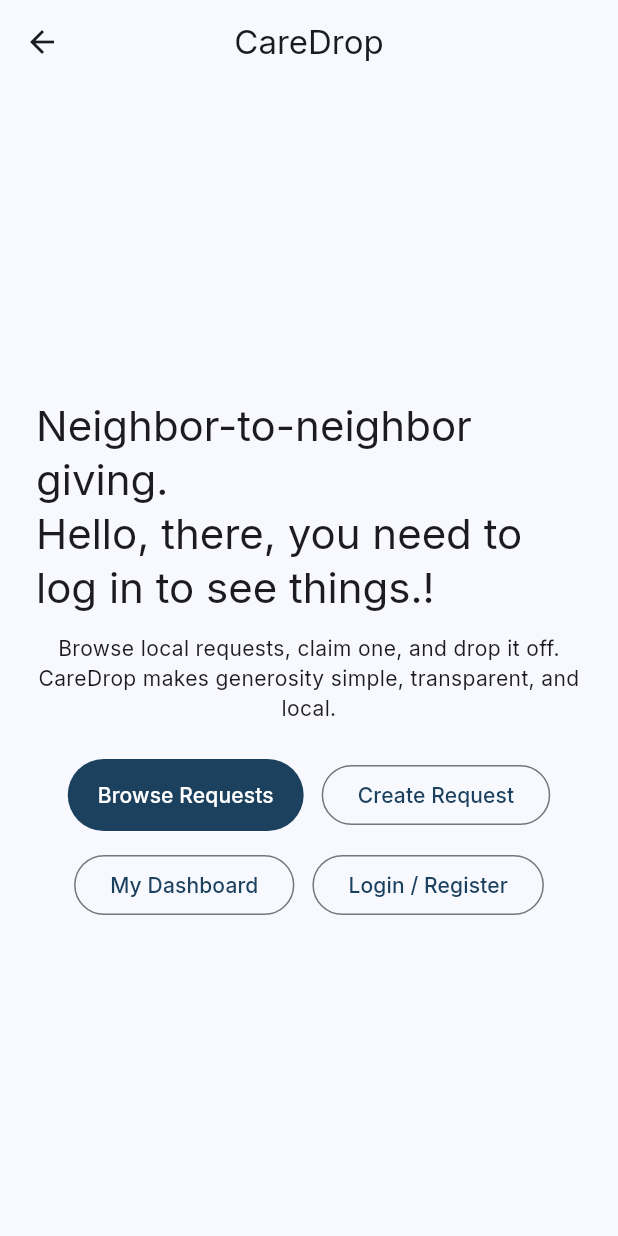
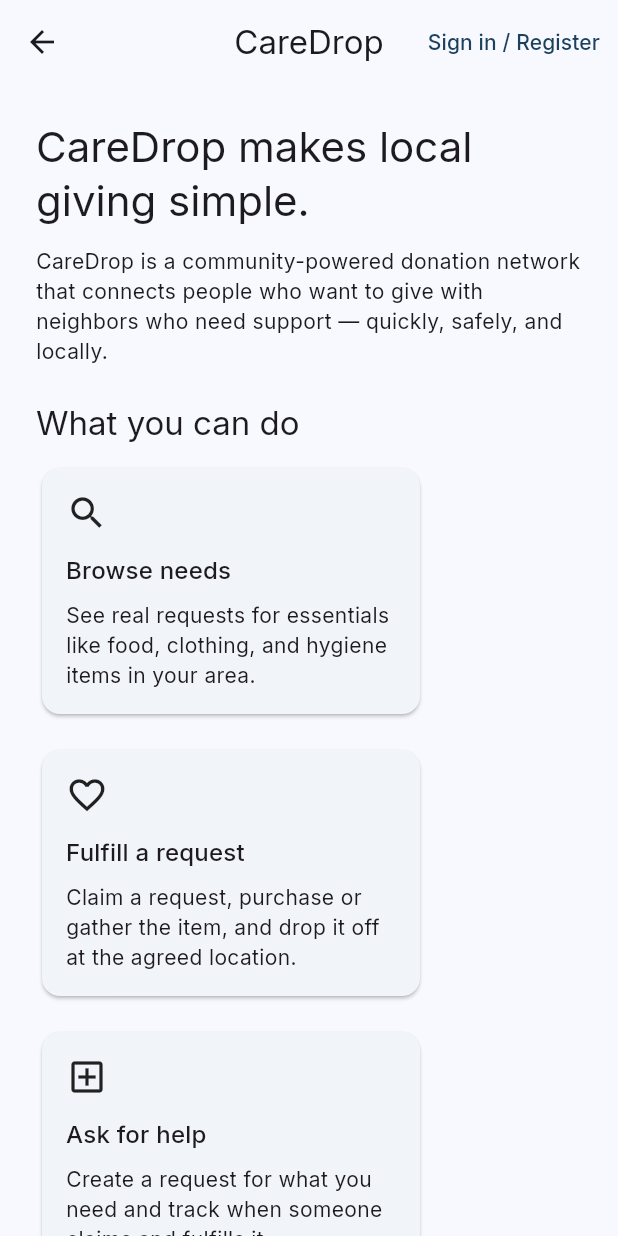
Before and after one commit to amberlynnroberts/caredropinit, a Flutter app: the screen it shows after launch, on a phone screen of 412 x 824 dp. Run offline on Flutter 3.47's test engine with Material 3 defaults, Android fonts, the phone set to English and light mode, and no system bars; our stand-ins replace flutter_spinkit, google_fonts, supabase_flutter; accounts and stored records are empty.

Commit message:
add defautl landing page

```diff
--- a/lib/pages/landing_page.dart
+++ b/lib/pages/landing_page.dart
@@ -1,63 +1,192 @@
 import 'package:flutter/material.dart';
-import 'package:supabase_flutter/supabase_flutter.dart';
-import '../widgets/custom_button.dart';
-import '../widgets/app_navbar.dart';
+import '../services/supabase_service.dart';
 
-class LandingPage extends StatelessWidget {
+class LandingPage extends StatefulWidget {
   const LandingPage({super.key});
 
   @override
+  State<LandingPage> createState() => _LandingPageState();
+}
+
+class _LandingPageState extends State<LandingPage> {
+  bool _loadingProfile = true;
+  String? _displayName; // null = not logged in
+
+  @override
+  void initState() {
+    super.initState();
+    _loadProfile();
+  }
+
+  Future<void> _loadProfile() async {
+    final supa = SupabaseService();
+    await supa.init();
+
+    if (supa.currentUser == null) {
+      setState(() {
+        _loadingProfile = false;
+        _displayName = null;
+      });
+      return;
+    }
+
+    final profile = await supa.fetchMyProfile();
+    setState(() {
+      _loadingProfile = false;
+      _displayName = profile?['display_name'] as String? ??
+          profile?['username'] as String?;
+    });
+  }
+
+  Future<void> _signOut() async {
+    final supa = SupabaseService();
+    await supa.signOut();
+    setState(() {
+      _displayName = null;
+    });
+    if (mounted) {
+      ScaffoldMessenger.of(context).showSnackBar(
+        const SnackBar(content: Text('Signed out')),
+      );
+    }
+  }
+
+  Widget _buildAuthAction() {
+    if (_loadingProfile) {
+      return const Padding(
+        padding: EdgeInsets.only(right: 16),
+        child: SizedBox(
+          width: 20,
+          height: 20,
+          child: CircularProgressIndicator(strokeWidth: 2),
+        ),
+      );
+    }
+
+    // Not logged in -> show Sign in / Register button
+    if (_displayName == null) {
+      return TextButton(
+        onPressed: () =>
+            Navigator.pushNamed(context, '/login').then((_) => _loadProfile()),
+        child: const Text('Sign in / Register'),
+      );
+    }
+
+    // Logged in -> show "Hi, Name ▾" with Sign out menu
+    return PopupMenuButton<String>(
+      onSelected: (value) async {
+        if (value == 'logout') {
+          await _signOut();
+        } else if (value == 'dashboard') {
+          if (!mounted) return;
+          Navigator.pushNamed(context, '/dashboard');
+        }
+      },
+      itemBuilder: (context) => [
+        const PopupMenuItem(
+          value: 'dashboard',
+          child: Text('My dashboard'),
+        ),
+        const PopupMenuItem(
+          value: 'logout',
+          child: Text('Sign out'),
+        ),
+      ],
+      child: Padding(
+        padding: const EdgeInsets.symmetric(horizontal: 16),
+        child: Row(
+          children: [
+            Text('Hi, ${_displayName!}'),
+            const SizedBox(width: 4),
+            const Icon(Icons.arrow_drop_down),
+          ],
+        ),
+      ),
+    );
+  }
+
+  @override
   Widget build(BuildContext context) {
-    final user = Supabase.instance.client.auth.currentUser;
-    final name = user?.userMetadata?['full_name'] ?? user?.email?.split('@').first;
-
     return Scaffold(
-      appBar: const AppNavBar(title: 'CareDrop'),
+      // Custom app bar so we can put the auth dropdown on the right
+      appBar: AppBar(
+        title: const Text('CareDrop'),
+        actions: [
+          _buildAuthAction(),
+        ],
+      ),
       body: Center(
-        child: Padding(
-          padding: const EdgeInsets.all(24.0),
+        child: SingleChildScrollView(
+          padding: const EdgeInsets.all(24),
           child: ConstrainedBox(
             constraints: const BoxConstraints(maxWidth: 900),
             child: Column(
-              mainAxisAlignment: MainAxisAlignment.center,
+              crossAxisAlignment: CrossAxisAlignment.start,
               children: [
+                // Hero / overview
                 Text(
-                  'Neighbor-to-neighbor giving.',
+                  'CareDrop makes local giving simple.',
                   style: Theme.of(context).textTheme.headlineMedium,
                 ),
-                Text("Hello, ${name ?? 'there, you need to log in to see things.'}!",
-                  style: Theme.of(context).textTheme.headlineMedium),
                 const SizedBox(height: 12),
                 const Text(
-                  'Browse local requests, claim one, and drop it off. '
-                  'CareDrop makes generosity simple, transparent, and local.',
-                  textAlign: TextAlign.center,
+                  'CareDrop is a community-powered donation network that connects '
+                  'people who want to give with neighbors who need support — quickly, '
+                  'safely, and locally.',
                 ),
                 const SizedBox(height: 24),
+
+                // What you can do
+                Text(
+                  'What you can do',
+                  style: Theme.of(context).textTheme.titleLarge,
+                ),
+                const SizedBox(height: 12),
                 Wrap(
-                  spacing: 12,
-                  runSpacing: 12,
-                  alignment: WrapAlignment.center,
+                  spacing: 16,
+                  runSpacing: 16,
+                  children: const [
+                    _FeatureCard(
+                      icon: Icons.search,
+                      title: 'Browse needs',
+                      text:
+                          'See real requests for essentials like food, clothing, and hygiene items in your area.',
+                    ),
+                    _FeatureCard(
+                      icon: Icons.favorite_outline,
+                      title: 'Fulfill a request',
+                      text:
+                          'Claim a request, purchase or gather the item, and drop it off at the agreed location.',
+                    ),
+                    _FeatureCard(
+                      icon: Icons.add_box_outlined,
+                      title: 'Ask for help',
+                      text:
+                          'Create a request for what you need and track when someone claims and fulfills it.',
+                    ),
+                  ],
+                ),
+                const SizedBox(height: 32),
+
+                // Call-to-actions
+                Row(
                   children: [
-                    CaredropButton(
-                      label: 'Browse Requests',
+                    FilledButton(
                       onPressed: () => Navigator.pushNamed(context, '/browse'),
+                      child: const Text('Browse requests'),
                     ),
-                    CaredropButton(
-                      label: 'Create Request',
+                    const SizedBox(width: 12),
+                    OutlinedButton(
                       onPressed: () => Navigator.pushNamed(context, '/create'),
-                      filled: false,
+                      child: const Text('Create a request'),
                     ),
-                    CaredropButton(
-                      label: 'My Dashboard',
-                      onPressed: () => Navigator.pushNamed(context, '/dashboard'),
-                      filled: false,
-                    ),
-                    CaredropButton(
-                      label: 'Login / Register',
-                      onPressed: () => Navigator.pushNamed(context, '/login'),
-                      filled: false,
-                    ),
+                    const SizedBox(width: 12),
+                    if (_displayName == null)
+                      TextButton(
+                        onPressed: () => Navigator.pushNamed(context, '/login')
+                            .then((_) => _loadProfile()),
+                        child: const Text('Sign in to track your impact'),
+                      ),
                   ],
                 ),
               ],
@@ -68,3 +197,40 @@ class LandingPage extends StatelessWidget {
     );
   }
 }
+
+class _FeatureCard extends StatelessWidget {
+  final IconData icon;
+  final String title;
+  final String text;
+
+  const _FeatureCard({
+    required this.icon,
+    required this.title,
+    required this.text,
+  });
+
+  @override
+  Widget build(BuildContext context) {
+    return SizedBox(
+      width: 260,
+      child: Card(
+        child: Padding(
+          padding: const EdgeInsets.all(16),
+          child: Column(
+            crossAxisAlignment: CrossAxisAlignment.start,
+            children: [
+              Icon(icon, size: 28),
+              const SizedBox(height: 12),
+              Text(
+                title,
+                style: Theme.of(context).textTheme.titleMedium,
+              ),
+              const SizedBox(height: 8),
+              Text(text),
+            ],
+          ),
+        ),
+      ),
+    );
+  }
+}
```
Also changed, not shown: 1 other file.
